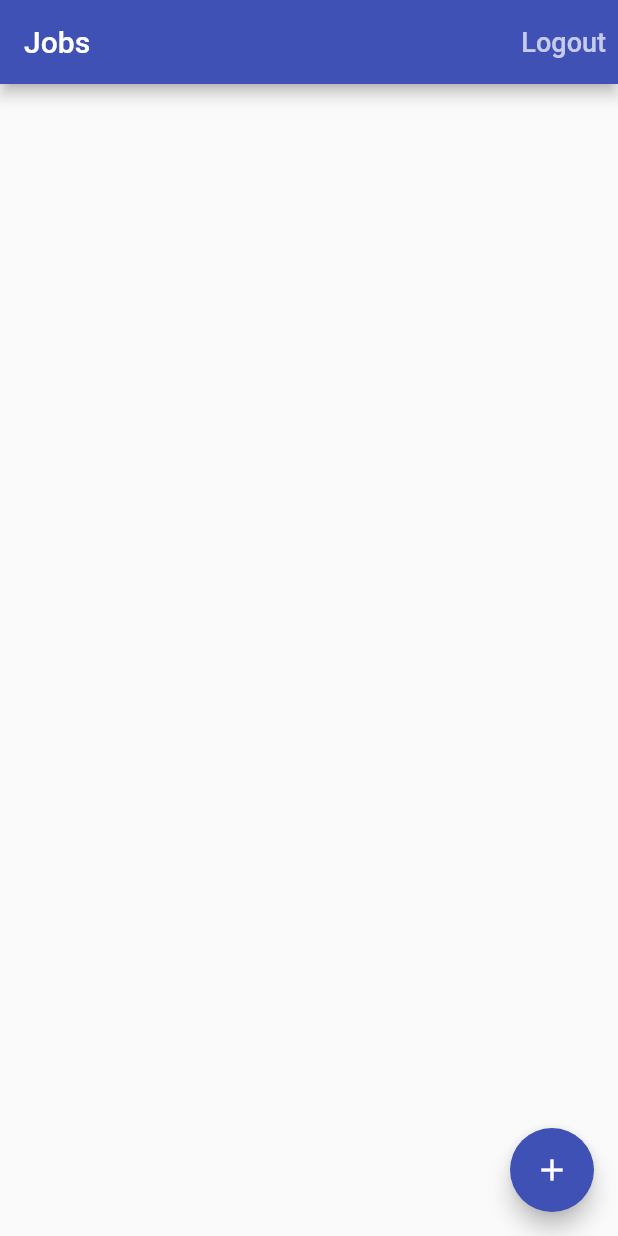
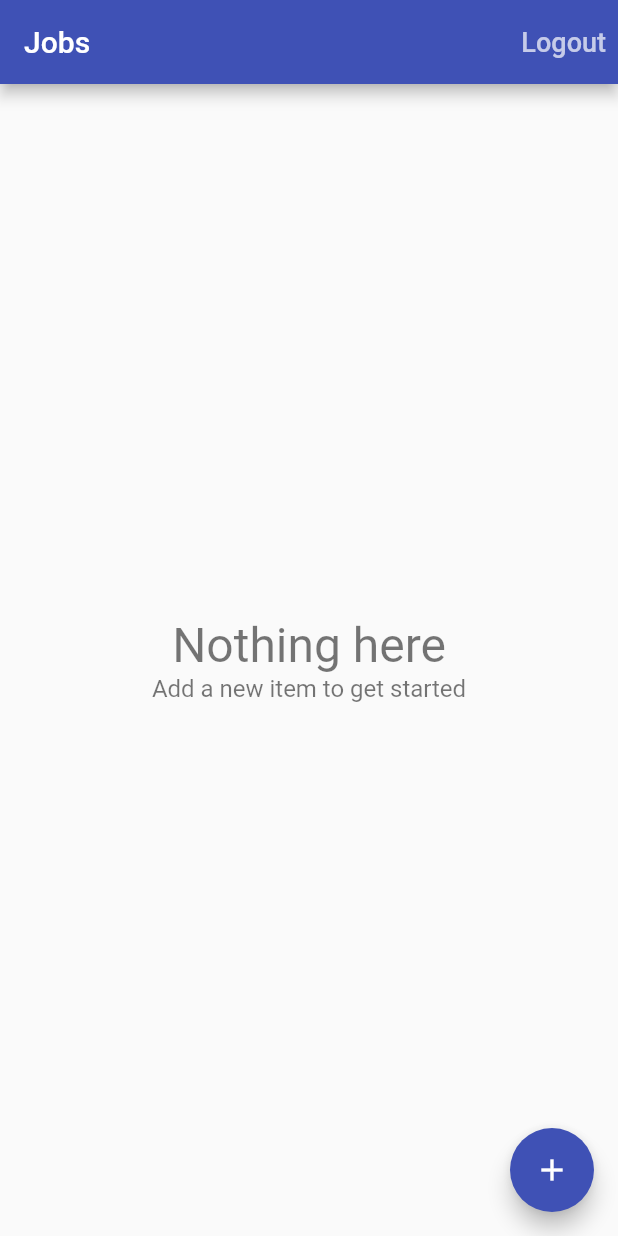
Before and after one commit to DQLok/Flutter_Demo, a Flutter app: the screen it shows once a user with an empty profile is signed in, on a phone screen of 412 x 824 dp. Run offline on Flutter 3.47's test engine with Material 2 defaults, Android fonts, the phone set to English and light mode, and no system bars; our stand-ins replace cloud_firestore, firebase_auth, firebase_core, google_sign_in; missing offline and left inert: flutter_facebook_auth; accounts and stored records are empty.

Commit message:
listViews and multiple UI

```diff
--- /dev/null
+++ b/lib/app/home/jobs/empty_content.dart
@@ -0,0 +1,21 @@
+import 'package:flutter/material.dart';
+
+class EmptyContent extends StatelessWidget {
+  const EmptyContent({ Key? key,this.title='Nothing here',this.message='Add a new item to get started' }) : super(key: key);
+final String title;
+final String message;
+
+  @override
+  Widget build(BuildContext context) {
+    return Center(
+    child: Column(
+      mainAxisAlignment: MainAxisAlignment.center,
+      children: <Widget>[
+        Text(title,
+        style: TextStyle(fontSize: 32.0,color: Colors.black54),),
+        Text(message,style: TextStyle(fontSize: 16.0,color: Colors.black54),)
+      ],
+    )
+    );
+  }
+}
--- a/lib/app/home/jobs/job_page.dart
+++ b/lib/app/home/jobs/job_page.dart
@@ -1,8 +1,11 @@
+
 import 'package:cloud_firestore/cloud_firestore.dart';
 import 'package:flutter/material.dart';
 import 'package:provider/provider.dart';
 import 'package:time_tracker_flutter_course/app/home/jobs/edit_job_page.dart';
+import 'package:time_tracker_flutter_course/app/home/jobs/empty_content.dart';
 import 'package:time_tracker_flutter_course/app/home/jobs/job_list_tile.dart';
+import 'package:time_tracker_flutter_course/app/home/jobs/list_items_builder.dart';
 import 'package:time_tracker_flutter_course/app/home/model/job.dart';
 import 'package:time_tracker_flutter_course/common_widgets/show_alert_dialog.dart';
 import 'package:time_tracker_flutter_course/common_widgets/show_exception_dialog.dart';
@@ -10,7 +13,6 @@ import 'package:time_tracker_flutter_course/services/auth.dart';
 import 'package:time_tracker_flutter_course/services/database.dart';
 
 class JobsPage extends StatelessWidget {
-
   Future<void> _signOut(BuildContext context) async {
     final auth = Provider.of<AuthBase>(context, listen: false);
     try {
@@ -27,6 +29,15 @@ class JobsPage extends StatelessWidget {
         defaultActionText: 'Logout',
         cancelActionText: 'Cancel');
     if (didRequestSignOut == true) _signOut(context);
+  }
+
+  Future<void> _delete(BuildContext context,Job job) async{
+    try{
+      final database=Provider.of<Database>(context,listen: false);
+      await database.deleteJob(job);
+    }on FirebaseException catch(e){
+      showExceptionAlertDialog(context, title: 'Operation failed', exception: e);
+    }
   }
 
   @override
@@ -47,7 +58,7 @@ class JobsPage extends StatelessWidget {
       body: _buildContents(context),
       floatingActionButton: FloatingActionButton(
         child: Icon(Icons.add),
-        onPressed: () => EditJobPage.show(context,job: null),
+        onPressed: () => EditJobPage.show(context, job: null),
       ),
     );
   }
@@ -57,25 +68,17 @@ class JobsPage extends StatelessWidget {
     return StreamBuilder<List<Job?>>(
         stream: database.jobsStream(),
         builder: (context, snapshot) {
-          if (snapshot.hasData) {
-            final jobs = snapshot.data;
-            final children = jobs!
-                .map((job) => JobListTile(
+          return ListItemsBuilder<Job?>(
+              snapshot: snapshot,
+              itemBuilder: (context, job) => Dismissible(
+                key: Key('job-${job?.id}'),
+                background: Container(color: Colors.red,),
+                direction: DismissDirection.endToStart,
+                onDismissed: (direction)=>_delete(context,job!),
+                child: JobListTile(
                     job: job!,
-                    onTap: () => EditJobPage.show(context, job:job)))
-                .toList();
-            return ListView(
-              children: children,
-            );
-          }
-          if (snapshot.hasError) {
-            return Center(
-              child: Text('Some error occurred'),
-            );
-          }
-          return Center(
-            child: CircularProgressIndicator(),
-          );
+                    onTap: () => EditJobPage.show(context, job: job),
+                  )));
         });
   }
 }
--- /dev/null
+++ b/lib/app/home/jobs/list_items_builder.dart
@@ -0,0 +1,43 @@
+import 'package:flutter/material.dart';
+import 'package:time_tracker_flutter_course/app/home/jobs/empty_content.dart';
+
+typedef ItemWidgetBuilder<T> = Widget Function(BuildContext context, T item);
+
+class ListItemsBuilder<T> extends StatelessWidget {
+  const ListItemsBuilder(
+      {Key? key, required this.snapshot, required this.itemBuilder})
+      : super(key: key);
+  final AsyncSnapshot<List<T>> snapshot;
+  final ItemWidgetBuilder<T> itemBuilder;
+
+  @override
+  Widget build(BuildContext context) {
+    if (snapshot.hasData) {
+      final List<T> items = snapshot.data!;
+      if (items.isNotEmpty) {
+        return _buildList(items);
+      } else {
+        return EmptyContent();
+      }
+    } else if (snapshot.hasError) {
+      return EmptyContent(
+        title: 'Something went wrong',
+        message: 'Can\'t load items right now',
+      );
+    }
+    return Center(
+      child: CircularProgressIndicator(),
+    );
+  }
+
+  Widget _buildList(List<T> items) {
+    return ListView.separated(
+        itemBuilder: (context,index){
+          if (index==0||index ==items.length+1){
+            return Container();
+          }
+          return itemBuilder(context,items[index-1]);},
+        separatorBuilder: (context,index)=>Divider(height: 0.5,),
+        itemCount: items.length+2);
+  }
+}
--- a/lib/services/database.dart
+++ b/lib/services/database.dart
@@ -6,6 +6,7 @@ import 'package:time_tracker_flutter_course/services/firestore_service.dart';
 abstract class Database {
   Future<void> setJob(Job job);
   Stream<List<Job?>> jobsStream();
+  deleteJob(Job job);
 }
 
 String documentIDFormCurrenDate() => DateTime.now().toIso8601String();
@@ -14,12 +15,6 @@ class FirestoreDatabase implements Database {
   FirestoreDatabase({required this.uid}) : assert(uid != null);
   final String uid;
 
-  // Future<void> createJob(Job job) async{
-  //   final path=APIPath.job(uid, 'job_abc');
-  //   final documentReference=FirebaseFirestore.instance.doc(path);
-  //   await documentReference.set(job.toMap());
-  // }
-
   final _service = FirestoreService.instance;
 
   Future<void> setJob(Job job) => _service.setData(
@@ -27,6 +22,8 @@ class FirestoreDatabase implements Database {
         data: job.toMap(),
       );
 
+  Future<void> deleteJob(Job job) => _service.deleteData(path: APIPath.job(uid,job.id));
+
   Stream<List<Job?>> jobsStream() => _service.collectionStream(
       path: APIPath.jobs(uid),
       builder: (data, documentId) => Job.fromMap(data, documentId)
```
Also changed, not shown: lib/services/firestore_service.dart (+15 -7 lines).
